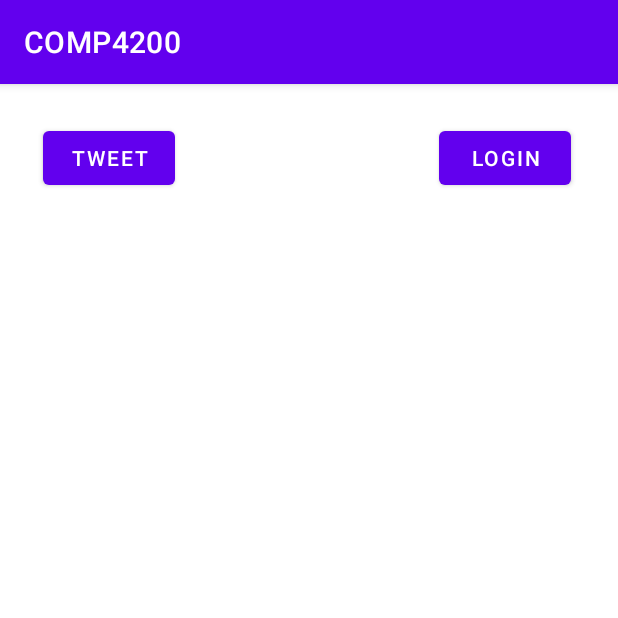
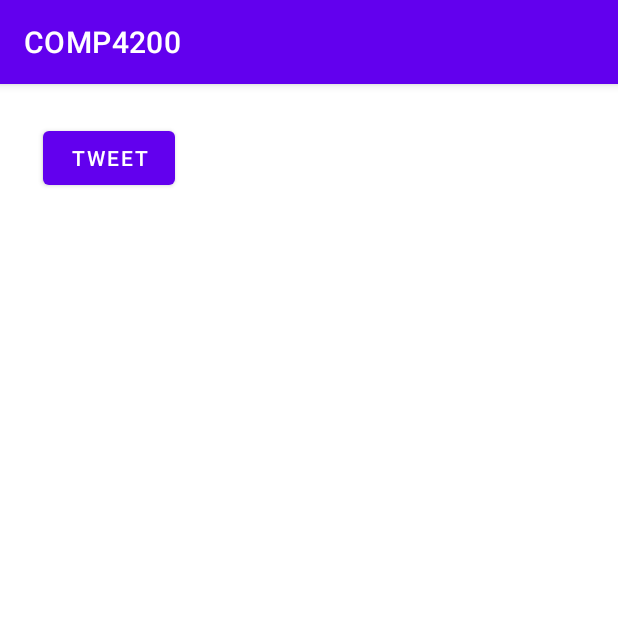
Before and after one commit to MingHaoC/COMP4200, an Android app: the screen it shows after launch once a user with an empty profile is signed in (MainActivity), on a phone screen of 412 x 824 dp, the top half of it. Run offline under Robolectric (Android 15) with nearby library versions, the phone set to English and light mode, and no system bars; our stand-ins replace Firebase (no records; nobody signed in at launch, a user with empty details on screens opened directly).

Commit message:
removed the unused login button in main activity

```diff
--- a/app/src/main/java/com/example/comp4200/MainActivity.java
+++ b/app/src/main/java/com/example/comp4200/MainActivity.java
@@ -23,21 +23,12 @@ public class MainActivity extends AppCompatActivity {
         setContentView(R.layout.activity_main);
         authenticationService = new AuthenticationServiceImpl();
 
-        Button toLoginButton = findViewById(R.id.login_button_main);
-
-        toLoginButton.setOnClickListener(new View.OnClickListener() {
-            @Override
-            public void onClick(View view) {
-                startActivity(new Intent(view.getContext(), LoginActivity.class));
-            }
-        });
-
         Button toComposeTweet = findViewById(R.id.tweet_button_main);
 
         toComposeTweet.setOnClickListener(view -> startActivity(new Intent(view.getContext(), ComposeTweetActivity.class)));
 
         firebaseAuth = FirebaseAuth.getInstance();
-//        authenticationService.register(this,"Test", "test", "chen1fl@uwindsor.ca", "password123!", "I am a new twitter user");
+        // authenticationService.register(this,"Test", "test", "chen1fl@uwindsor.ca", "password123!", "I am a new twitter user");
 
         // authenticationService.login(this, "chen1fl@uwindsor.ca", "password123!");
 
@@ -53,5 +44,4 @@ public class MainActivity extends AppCompatActivity {
         else
             System.out.println("Logged in");
     }
-
 }
--- a/app/src/main/res/layout/activity_main.xml
+++ b/app/src/main/res/layout/activity_main.xml
@@ -18,15 +18,4 @@
         app:layout_constraintTop_toTopOf="parent"
         app:layout_constraintVertical_bias="0.035" />
 
-    <Button
-        android:id="@+id/login_button_main"
-        android:layout_width="wrap_content"
-        android:layout_height="wrap_content"
-        android:text="login"
-        app:layout_constraintBottom_toBottomOf="parent"
-        app:layout_constraintEnd_toEndOf="parent"
-        app:layout_constraintHorizontal_bias="0.904"
-        app:layout_constraintStart_toStartOf="parent"
-        app:layout_constraintTop_toTopOf="parent"
-        app:layout_constraintVertical_bias="0.035" />
 </androidx.constraintlayout.widget.ConstraintLayout>
--- a/app/src/main/res/values/strings.xml
+++ b/app/src/main/res/values/strings.xml
@@ -8,5 +8,5 @@
     <string name="sign_in">Sign In</string>
     <string name="register">Register</string>
     <string name="dont_have_an_account">Don\'t have an account?</string>
-    <string name="username_or_email_address">Username or email address</string>
+    <string name="email_address">email address</string>
 </resources>
```
